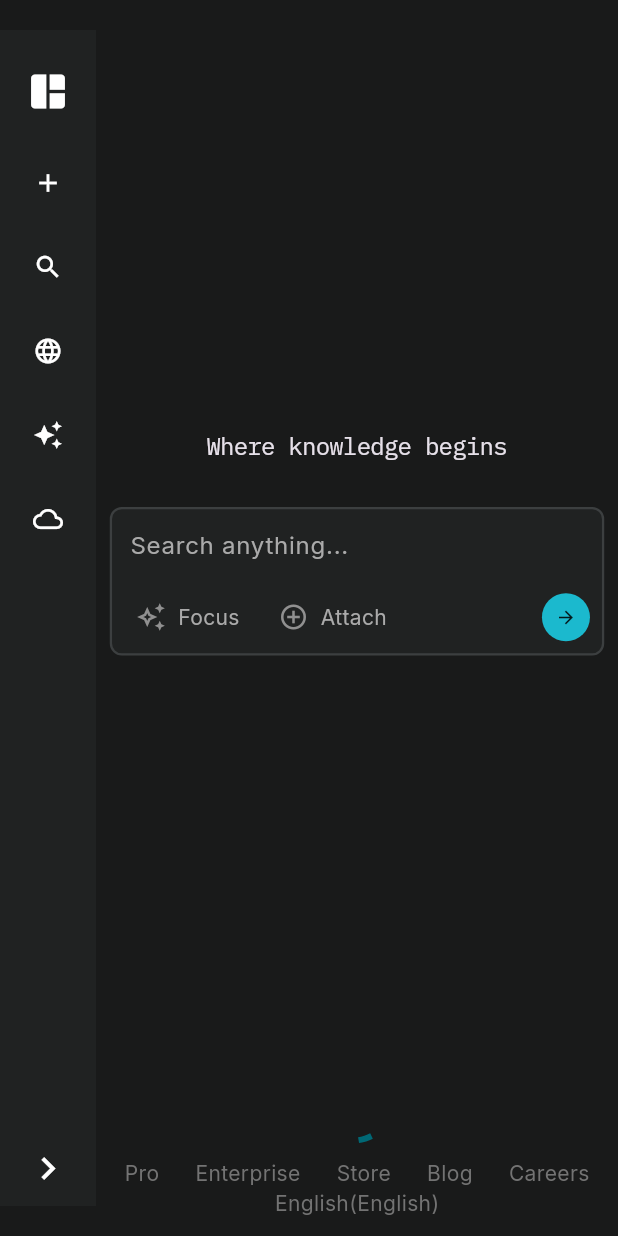
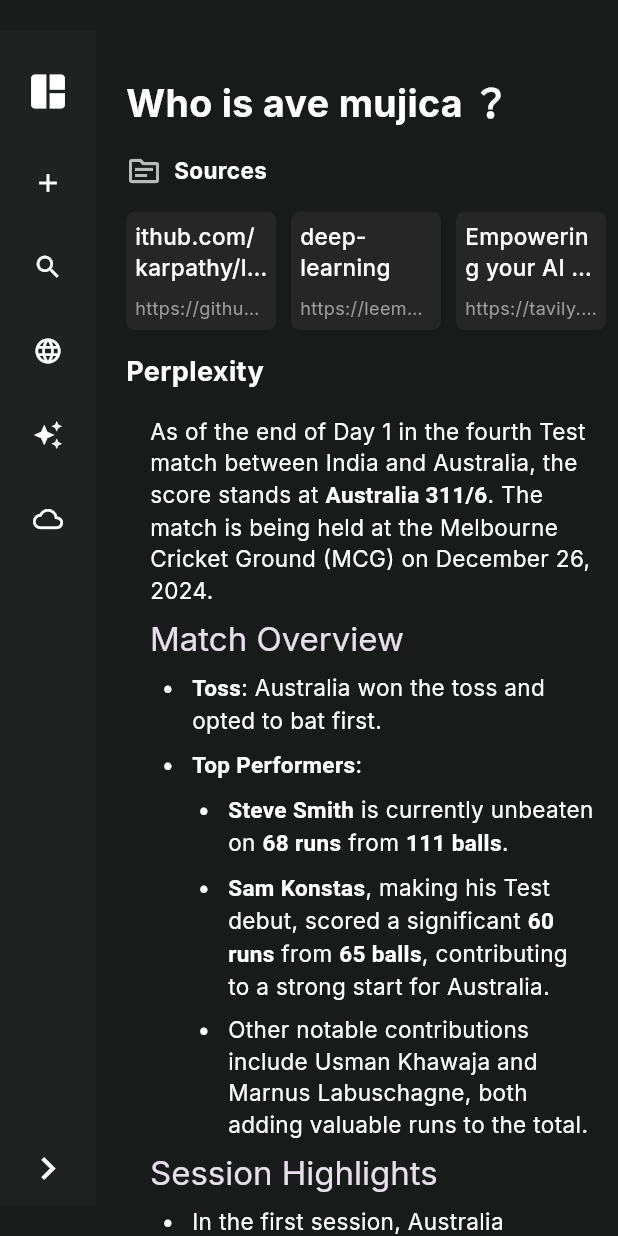
Before and after one commit to eclairsameal/Perplexity_Clone, a Flutter app: the screen it shows after launch, on a phone screen of 412 x 824 dp. Run offline on Flutter 3.47's test engine with Material 3 defaults, Android fonts, the phone set to English and light mode, and no system bars; our stand-ins replace flutter_markdown, google_fonts; missing offline and left inert: web_socket_client.

Commit message:
Complete the chat page UI.

```diff
--- a/perplexity/lib/main.dart
+++ b/perplexity/lib/main.dart
@@ -1,5 +1,6 @@
 import 'package:flutter/material.dart';
 import 'package:google_fonts/google_fonts.dart';
+import 'package:perplexity/pages/chat_page.dart';
 import 'package:perplexity/pages/home_page.dart';
 import 'package:perplexity/theme/colors.dart';
 
@@ -20,10 +21,18 @@
         colorScheme: ColorScheme.fromSeed(seedColor: AppColors.submitButton),
         // Modify the color of the input box mouse.
         textTheme: GoogleFonts.interTextTheme(
-          ThemeData.dark().textTheme,
+          ThemeData.dark().textTheme.copyWith(
+            bodyMedium: const TextStyle(
+              fontSize: 15,
+              color: AppColors.whiteColor,
+            )
+          ),
         ),
       ),
-      home: HomePage(),
+      //home: HomePage(),
+      home: const ChatPage(
+          question: "Who is ave mujica ？",
+      ),
     );
   }
 }
--- a/perplexity/lib/pages/chat_page.dart
+++ b/perplexity/lib/pages/chat_page.dart
@@ -1,6 +1,8 @@
 import 'package:flutter/material.dart';
+import 'package:perplexity/theme/colors.dart';
 import 'package:perplexity/widgets/side_bar.dart';
 
+import '../widgets/answer_section.dart';
 import '../widgets/sources_section.dart';
 
 class ChatPage extends StatelessWidget {
@@ -15,9 +17,12 @@
         children: [
           SideBar(),
           const SizedBox(width: 20),
-          Padding(
+          Expanded(
+            child: SingleChildScrollView(
+              child: Padding(
                 padding: const EdgeInsets.symmetric(vertical:  50.0),
                 child: Column(
+                  crossAxisAlignment: CrossAxisAlignment.start,
                     children: [
                       Text(
                           question,
@@ -26,13 +31,21 @@
                               fontWeight: FontWeight.bold
                           )
                       ),
-                  SizedBox(height: 20),
+                      SizedBox(height: 15),
                       // sources
                       SourcesSection(),
+                      SizedBox(height: 15),
                       //answer section
+                      AnswerSection(),
                     ]
                 ),
               ),
+            ),
+          ),
+          // Placeholder(
+          //   strokeWidth: 0,
+          //   color: AppColors.background,
+          // ),
         ],
       ),
     );
--- a/perplexity/lib/pages/home_page.dart
+++ b/perplexity/lib/pages/home_page.dart
@@ -32,18 +32,6 @@
                 // search section
                 Expanded(
                     child: SearchSection()
-                ),
-                StreamBuilder(
-                  stream: ChatWebService().contentStream,
-                  builder: (context, snapshot){
-                  if (snapshot.connectionState == ConnectionState.waiting) {
-                    return const Center(
-                      child: CircularProgressIndicator(),
-                    );
-                  }
-                  fullResponse += snapshot.data?['data']??'';
-                  return Text(fullResponse);
-                },
                 ),
                 Container(
                   padding: EdgeInsets.symmetric(vertical: 12),
--- /dev/null
+++ b/perplexity/lib/widgets/answer_section.dart
@@ -0,0 +1,61 @@
+import 'package:flutter/material.dart';
+import 'package:flutter_markdown/flutter_markdown.dart';
+import 'package:perplexity/theme/colors.dart';
+
+class AnswerSection extends StatefulWidget {
+  const AnswerSection({Key? key}) : super(key: key);
+
+  @override
+  State<AnswerSection> createState() => _AnswerSectionState();
+}
+
+class _AnswerSectionState extends State<AnswerSection> {
+  String fullResponse = '''
+As of the end of Day 1 in the fourth Test match between India and Australia, the score stands at **Australia 311/6**. The match is being held at the Melbourne Cricket Ground (MCG) on December 26, 2024.
+
+## Match Overview
+- **Toss**: Australia won the toss and opted to bat first.
+- **Top Performers**:
+  - **Steve Smith** is currently unbeaten on **68 runs** from **111 balls**.
+  - **Sam Konstas**, making his Test debut, scored a significant **60 runs** from **65 balls**, contributing to a strong start for Australia.
+  - Other notable contributions include Usman Khawaja and Marnus Labuschagne, both adding valuable runs to the total.
+
+## Session Highlights
+- In the first session, Australia reached **112 runs for the loss of one wicket**, with Konstas and Khawaja building an impressive opening partnership of **89 runs** before Konstas was dismissed by Ravindra Jadeja.
+- After lunch, Australia maintained their momentum but faced a collapse as Jasprit Bumrah struck back, taking crucial wickets that brought India back into contention. Australia went from a strong position of **223/2** to **263/5** at one point, losing three wickets for just nine runs.
+
+## Bowling Performance
+- Indian bowlers had mixed success throughout the day. While Bumrah was effective in the latter stages, picking up key wickets, Jadeja also contributed by taking the first wicket of Konstas.
+- Other bowlers like Akash Deep and Washington Sundar chipped in with one wicket each, helping to restrict Australia's scoring after a dominant start.
+
+## Current Situation
+As play concluded for the day, Australia stood at **311/6**, with Steve Smith holding firm as India looks to capitalize on their late breakthroughs on Day 2. The match remains finely balanced, with both teams having opportunities to seize control as they progress through this critical Test match in the Border-Gavaskar Trophy series[1][2][3][5].
+''';
+  @override
+  Widget build(BuildContext context) {
+    return Column(
+      crossAxisAlignment: CrossAxisAlignment.start,
+      children: [
+        Text(
+          'Perplexity',
+          style: TextStyle(
+            fontSize: 18,
+            fontWeight: FontWeight.bold,
+          ),
+        ),
+        Markdown(
+          data: fullResponse,
+          shrinkWrap: true,
+          styleSheet:
+          MarkdownStyleSheet.fromTheme(Theme.of(context)).copyWith(
+            codeblockDecoration: BoxDecoration(
+              color: AppColors.cardColor,
+              borderRadius: BorderRadius.circular(10),
+            ),
+            code: const TextStyle(fontSize: 16),
+          ),
+        ),
+      ],
+    );
+  }
+}
--- a/perplexity/pubspec.yaml
+++ b/perplexity/pubspec.yaml
@@ -36,6 +36,7 @@
   cupertino_icons: ^1.0.8
   google_fonts: ^6.2.1
   web_socket_client: ^0.2.0
+  flutter_markdown: ^0.7.7+1
 
 dev_dependencies:
   flutter_test:
```
Lines whose indentation alone changed are shown as unchanged.
